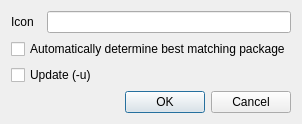
Before: the Qt Designer form src/conan_app_launcher/ui/dialogs/conan_install/conan_install.ui in goszpeti/conan_explorer, drawn with Qt 5.
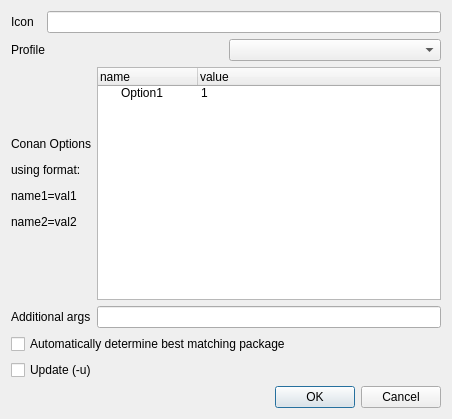
After: the same form once the commit is applied. Custom widgets are drawn as their Qt base class.

Commit message: Expand conan install window

What changed in the file:
```diff
--- a/src/conan_app_launcher/ui/dialogs/conan_install/conan_install.ui
+++ b/src/conan_app_launcher/ui/dialogs/conan_install/conan_install.ui
@@ -6,8 +6,8 @@
    <rect>
     <x>0</x>
     <y>0</y>
-    <width>274</width>
-    <height>116</height>
+    <width>452</width>
+    <height>419</height>
    </rect>
   </property>
   <property name="sizePolicy">
@@ -35,9 +35,6 @@
    <bool>false</bool>
   </property>
   <layout class="QVBoxLayout" name="verticalLayout">
-   <property name="sizeConstraint">
-    <enum>QLayout::SetMinAndMaxSize</enum>
-   </property>
    <item>
     <layout class="QHBoxLayout" name="horizontalLayout">
      <property name="sizeConstraint">
@@ -101,6 +98,73 @@
      </item>
     </layout>
    </item>
+   <item>
+    <layout class="QHBoxLayout" name="horizontalLayout_4">
+     <item>
+      <widget class="QLabel" name="label">
+       <property name="text">
+        <string>Profile</string>
+       </property>
+      </widget>
+     </item>
+     <item>
+      <widget class="QComboBox" name="profile_cbox"/>
+     </item>
+    </layout>
+   </item>
+   <item>
+    <layout class="QHBoxLayout" name="horizontalLayout_2">
+     <item>
+      <widget class="QLabel" name="conan_opts_label">
+       <property name="sizePolicy">
+        <sizepolicy hsizetype="Preferred" vsizetype="MinimumExpanding">
+         <horstretch>0</horstretch>
+         <verstretch>0</verstretch>
+        </sizepolicy>
+       </property>
+       <property name="text">
+        <string>&lt;html&gt;&lt;head/&gt;&lt;body&gt;&lt;p&gt;Conan Options&lt;/p&gt;&lt;p&gt;using format: &lt;/p&gt;&lt;p&gt;name1=val1&lt;/p&gt;&lt;p&gt;name2=val2&lt;/p&gt;&lt;/body&gt;&lt;/html&gt;</string>
+       </property>
+      </widget>
+     </item>
+     <item>
+      <widget class="QTreeWidget" name="options_widget">
+       <column>
+        <property name="text">
+         <string>name</string>
+        </property>
+       </column>
+       <column>
+        <property name="text">
+         <string>value</string>
+        </property>
+       </column>
+       <item>
+        <property name="text">
+         <string>Option1</string>
+        </property>
+        <property name="text">
+         <string>1</string>
+        </property>
+       </item>
+      </widget>
+     </item>
+    </layout>
+   </item>
+   <item>
+    <layout class="QHBoxLayout" name="horizontalLayout_3">
+     <item>
+      <widget class="QLabel" name="label_2">
+       <property name="text">
+        <string>Additional args</string>
+       </property>
+      </widget>
+     </item>
+     <item>
+      <widget class="QLineEdit" name="lineEdit"/>
+     </item>
+    </layout>
+   </item>
    <item>
     <widget class="QCheckBox" name="auto_install_check_box">
      <property name="sizePolicy">
```
The commit also changes 3 other files.
